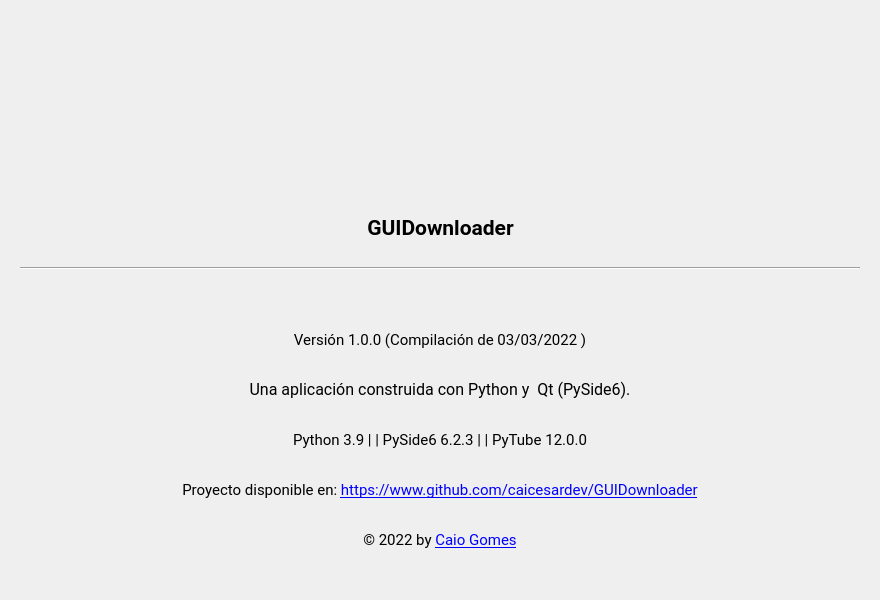
First picture: the form in app/ui/About.ui, repository caicesardev/GUIDownloader, before the edit.
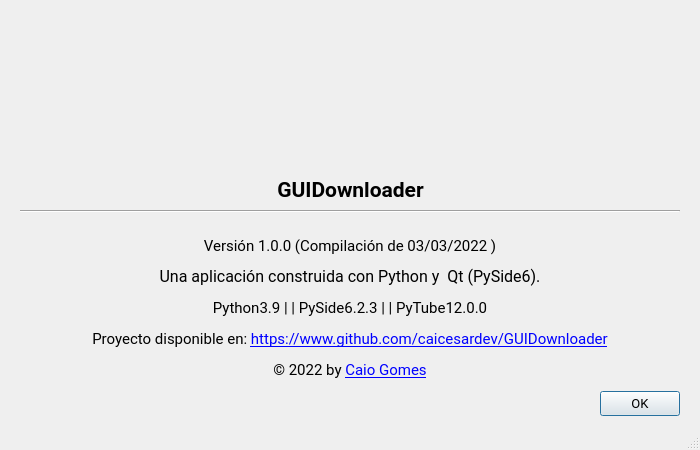
Second picture: the form after the edit. Icons and pictures are not drawn.

What changed in the file:
```diff
--- a/app/ui/About.ui
+++ b/app/ui/About.ui
@@ -6,14 +6,14 @@
    <rect>
     <x>0</x>
     <y>0</y>
-    <width>880</width>
-    <height>600</height>
+    <width>700</width>
+    <height>450</height>
    </rect>
   </property>
   <property name="minimumSize">
    <size>
-    <width>880</width>
-    <height>600</height>
+    <width>700</width>
+    <height>450</height>
    </size>
   </property>
   <property name="maximumSize">
@@ -35,6 +35,9 @@
    <iconset resource="../images.qrc">
     <normaloff>:/res/images/downloading.png</normaloff>:/res/images/downloading.png</iconset>
   </property>
+  <property name="sizeGripEnabled">
+   <bool>true</bool>
+  </property>
   <layout class="QVBoxLayout" name="verticalLayout">
    <property name="spacing">
     <number>0</number>
@@ -203,7 +206,7 @@
          </font>
         </property>
         <property name="text">
-         <string>Python 3.9 | | PySide6 6.2.3 | | PyTube 12.0.0</string>
+         <string>Python3.9 | | PySide6.2.3 | | PyTube12.0.0</string>
         </property>
         <property name="alignment">
          <set>Qt::AlignCenter</set>
@@ -277,6 +280,13 @@
         </property>
        </widget>
       </item>
+      <item>
+       <widget class="QDialogButtonBox" name="btn_box">
+        <property name="standardButtons">
+         <set>QDialogButtonBox::Ok</set>
+        </property>
+       </widget>
+      </item>
      </layout>
     </widget>
    </item>
```
Left out of the diff: 29 changed lines with no effect on the pictures.
